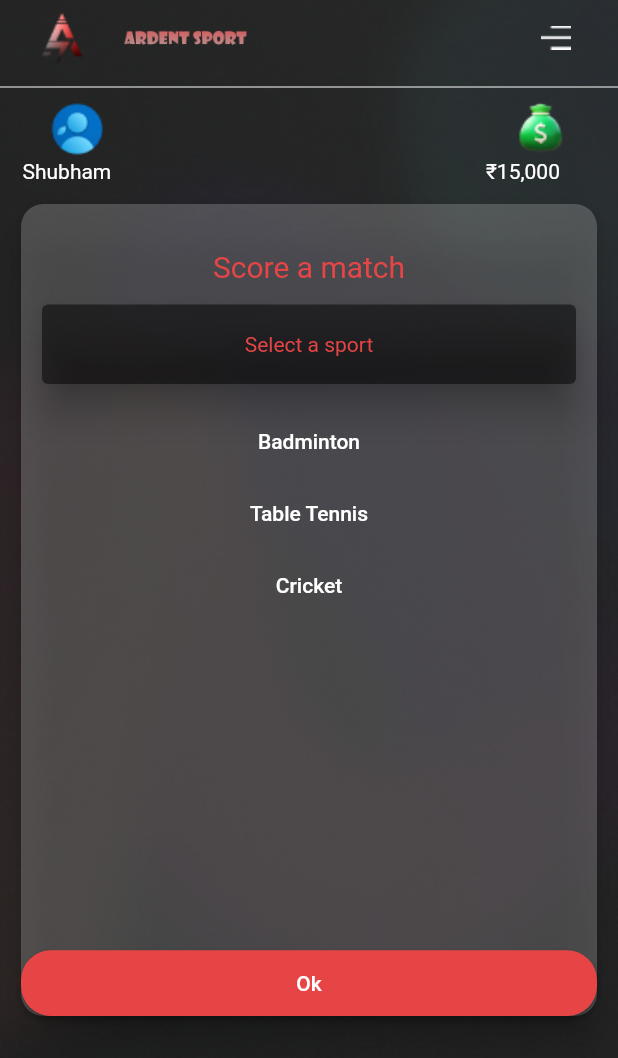
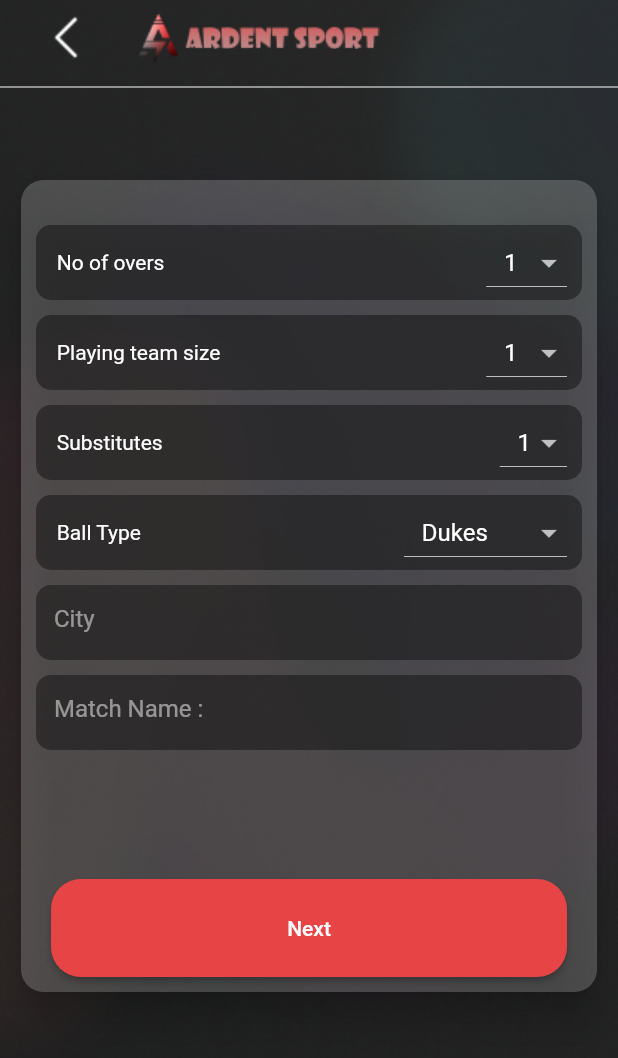
Before and after one commit to RishiPratap/SportsEventManagement, a Flutter app: the screen it shows after launch, on a phone screen of 412 x 824 dp. Shown: the top 1058 px of the screen. Run offline on Flutter 3.47's test engine with Material 2 defaults, Android fonts, the phone set to English and light mode, and no system bars; our stand-ins replace flutter_spinkit, page_transition, socket_io_client; missing offline and left inert: dart:ffi, flutter_stripe.

Commit message:
Initial commit

```diff
--- /dev/null
+++ b/lib/CricketMatchDetailsInput.dart
@@ -0,0 +1,290 @@
+import 'package:flutter/cupertino.dart';
+import 'package:flutter/material.dart';
+
+class CricketMatchDetailsInput extends StatefulWidget {
+  const CricketMatchDetailsInput({Key? key}) : super(key: key);
+
+  @override
+  State<CricketMatchDetailsInput> createState() =>
+      _CricketMatchDetailsInputState();
+}
+
+class _CricketMatchDetailsInputState extends State<CricketMatchDetailsInput> {
+  List<String> overs = ['1', '5', '10', '20', '50'];
+  String? SelectedOver = "1";
+
+  List<String> teamsizes = ['1', '5', '10', '11'];
+  String? Selectedteamsize = "1";
+
+  List<String> substitutes = ['1', '2', '3', '4', '5'];
+  String? Selectedsubstitute = "1";
+
+  List<String> balltypes = ['Kokaburra', 'Dukes', 'SG'];
+  String? Selectedballtype = "Dukes";
+
+  @override
+  Widget build(BuildContext context) {
+    return Scaffold(
+        resizeToAvoidBottomInset: false,
+        body: SafeArea(
+          child: Container(
+              width: double.infinity,
+              height: double.infinity,
+              decoration: BoxDecoration(
+                image: DecorationImage(
+                    image: AssetImage("assets/Homepage.png"),
+                    fit: BoxFit.cover),
+              ),
+              child: Column(
+                children: [
+                  Row(
+                    children: [
+                      FlatButton(
+                        onPressed: () {},
+                        child: Image.asset("assets/back.png"),
+                      ),
+                      Container(
+                        width: 35,
+                        height: 50,
+                        decoration: BoxDecoration(
+                            image: DecorationImage(
+                                image: AssetImage("assets/AARDENT_LOGO.png"),
+                                fit: BoxFit.fitHeight)),
+                      ),
+                      Container(
+                        width: 130,
+                        height: 40,
+                        decoration: BoxDecoration(
+                            image: DecorationImage(
+                                image:
+                                    AssetImage("assets/Ardent_Sport_Text.png"),
+                                fit: BoxFit.fitWidth)),
+                      ),
+                    ],
+                  ),
+                  Divider(
+                    color: Colors.white,
+                  ),
+                  Container(
+                    width: MediaQuery.of(context).size.width,
+                    height: MediaQuery.of(context).size.height -
+                        MediaQuery.of(context).size.height / 3,
+                    margin: EdgeInsets.fromLTRB(10, 50, 10, 0),
+                    child: Card(
+                        elevation: 10,
+                        shape: RoundedRectangleBorder(
+                            borderRadius: BorderRadius.circular(15.0)),
+                        color: Colors.white.withOpacity(0.2),
+                        child: Column(
+                          children: [
+                            SizedBox(
+                              height: 20,
+                            ),
+                            Container(
+                              width: MediaQuery.of(context).size.width,
+                              height: 50,
+                              margin: EdgeInsets.fromLTRB(10, 10, 10, 0),
+                              decoration: BoxDecoration(
+                                  borderRadius: BorderRadius.circular(10),
+                                  color: Colors.black.withOpacity(0.4)),
+                              child: Row(
+                                children: [
+                                  Expanded(
+                                    flex: 1,
+                                    child: Text("    No of overs"),
+                                  ),
+                                  DropdownButton<String>(
+                                    value: SelectedOver,
+                                    items: overs
+                                        .map((over) => DropdownMenuItem<String>(
+                                              value: over,
+                                              child: Text("   $over"),
+                                            ))
+                                        .toList(),
+                                    onChanged: (item) =>
+                                        setState(() => SelectedOver = item),
+                                  ),
+                                  SizedBox(
+                                    width: 10,
+                                  )
+                                ],
+                              ),
+                            ),
+                            Container(
+                              width: MediaQuery.of(context).size.width,
+                              height: 50,
+                              margin: EdgeInsets.fromLTRB(10, 10, 10, 0),
+                              decoration: BoxDecoration(
+                                  borderRadius: BorderRadius.circular(10),
+                                  color: Colors.black.withOpacity(0.4)),
+                              child: Row(
+                                children: [
+                                  Expanded(
+                                    flex: 1,
+                                    child: Text("    Playing team size"),
+                                  ),
+                                  DropdownButton<String>(
+                                    value: Selectedteamsize,
+                                    items: teamsizes
+                                        .map((size) => DropdownMenuItem<String>(
+                                              value: size,
+                                              child: Text("   $size"),
+                                            ))
+                                        .toList(),
+                                    onChanged: (item) =>
+                                        setState(() => Selectedteamsize = item),
+                                  ),
+                                  SizedBox(
+                                    width: 10,
+                                  )
+                                ],
+                              ),
+                            ),
+                            Container(
+                              width: MediaQuery.of(context).size.width,
+                              height: 50,
+                              margin: EdgeInsets.fromLTRB(10, 10, 10, 0),
+                              decoration: BoxDecoration(
+                                  borderRadius: BorderRadius.circular(10),
+                                  color: Colors.black.withOpacity(0.4)),
+                              child: Row(
+                                children: [
+                                  Expanded(
+                                    flex: 1,
+                                    child: Text("    Substitutes"),
+                                  ),
+                                  DropdownButton<String>(
+                                    value: Selectedsubstitute,
+                                    items: substitutes
+                                        .map((substitute) =>
+                                            DropdownMenuItem<String>(
+                                              value: substitute,
+                                              child: Text("   $substitute"),
+                                            ))
+                                        .toList(),
+                                    onChanged: (item) => setState(
+                                        () => Selectedsubstitute = item),
+                                  ),
+                                  SizedBox(
+                                    width: 10,
+                                  )
+                                ],
+                              ),
+                            ),
+                            Container(
+                              width: MediaQuery.of(context).size.width,
+                              height: 50,
+                              margin: EdgeInsets.fromLTRB(10, 10, 10, 0),
+                              decoration: BoxDecoration(
+                                  borderRadius: BorderRadius.circular(10),
+                                  color: Colors.black.withOpacity(0.4)),
+                              child: Row(
+                                children: [
+                                  Expanded(
+                                    flex: 1,
+                                    child: Text("    Ball Type"),
+                                  ),
+                                  DropdownButton<String>(
+                                    value: Selectedballtype,
+                                    items: balltypes
+                                        .map((balltype) =>
+                                            DropdownMenuItem<String>(
+                                              value: balltype,
+                                              child: Text("   $balltype"),
+                                            ))
+                                        .toList(),
+                                    onChanged: (item) =>
+                                        setState(() => Selectedballtype = item),
+                                  ),
+                                  SizedBox(
+                                    width: 10,
+                                  )
+                                ],
+                              ),
+                            ),
+                            Container(
+                              width: MediaQuery.of(context).size.width,
+                              height: 50,
+                              margin: EdgeInsets.fromLTRB(10, 10, 10, 0),
+                              decoration: BoxDecoration(
+                                  borderRadius: BorderRadius.circular(10),
+                                  color: Colors.black.withOpacity(0.4)),
+                              child: TextField(
+                                decoration: InputDecoration(
+                                  border: OutlineInputBorder(
+                                      borderRadius: BorderRadius.circular(10)),
+                                  hintText: 'City',
+                                  hintStyle: TextStyle(
+                                      color: Colors.white.withOpacity(0.5)),
+                                  enabledBorder: OutlineInputBorder(
+                                    borderRadius: BorderRadius.circular(10),
+                                    borderSide: BorderSide(
+                                        color: Colors.black.withOpacity(0.001)),
+                                  ),
+                                  focusedBorder: OutlineInputBorder(
+                                    borderRadius: BorderRadius.circular(10),
+                                    borderSide: BorderSide(
+                                      color: Colors.black.withOpacity(0.001),
+                                    ),
+                                  ),
+                                ),
+                              ),
+                            ),
+                            Container(
+                              width: MediaQuery.of(context).size.width,
+                              height: 50,
+                              margin: EdgeInsets.fromLTRB(10, 10, 10, 0),
+                              decoration: BoxDecoration(
+                                  borderRadius: BorderRadius.circular(10),
+                                  color: Colors.black.withOpacity(0.4)),
+                              child: TextField(
+                                decoration: InputDecoration(
+                                  border: OutlineInputBorder(
+                                      borderRadius: BorderRadius.circular(10)),
+                                  hintText: 'Match Name :',
+                                  hintStyle: TextStyle(
+                                      color: Colors.white.withOpacity(0.5)),
+                                  enabledBorder: OutlineInputBorder(
+                                    borderRadius: BorderRadius.circular(10),
+                                    borderSide: BorderSide(
+                                        color: Colors.black.withOpacity(0.001)),
+                                  ),
+                                  focusedBorder: OutlineInputBorder(
+                                    borderRadius: BorderRadius.circular(10),
+                                    borderSide: BorderSide(
+                                      color: Colors.black.withOpacity(0.001),
+                                    ),
+                                  ),
+                                ),
+                              ),
+                            ),
+                            Expanded(
+                                flex: 8,
+                                child: Container(
+                                  width: double.infinity,
+                                )),
+                            Expanded(
+                              flex: 7,
+                              child: Container(
+                                width: MediaQuery.of(context).size.width,
+                                margin: EdgeInsets.fromLTRB(20, 0, 20, 10),
+                                height: 40,
+                                child: RaisedButton(
+                                  shape: RoundedRectangleBorder(
+                                    borderRadius:
+                                        new BorderRadius.circular(20.0),
+                                  ),
+                                  onPressed: () {},
+                                  child: Text("Next"),
+                                  color: Color(0xffE74545),
+                                ),
+                              ),
+                            )
+                          ],
+                        )),
+                  )
+                ],
+              )),
+        ));
+  }
+}
--- a/lib/main.dart
+++ b/lib/main.dart
@@ -1,4 +1,5 @@
 import 'package:ardent_sports/BadmintonSpotSelection.dart';
+import 'package:ardent_sports/CricketMatchDetailsInput.dart';
 import 'package:ardent_sports/CricketScore.dart';
 import 'package:ardent_sports/Home.dart';
 import 'package:ardent_sports/LiveMaintainer.dart';
@@ -29,6 +30,6 @@ class MyApp extends StatelessWidget {
         title: 'User Details App',
         debugShowCheckedModeBanner: false,
         theme: ThemeData.dark(),
-        home: ScoreAMatch());
+        home: CricketMatchDetailsInput());
   }
 }
```
Also changed, not shown: assets/back.png (added).
